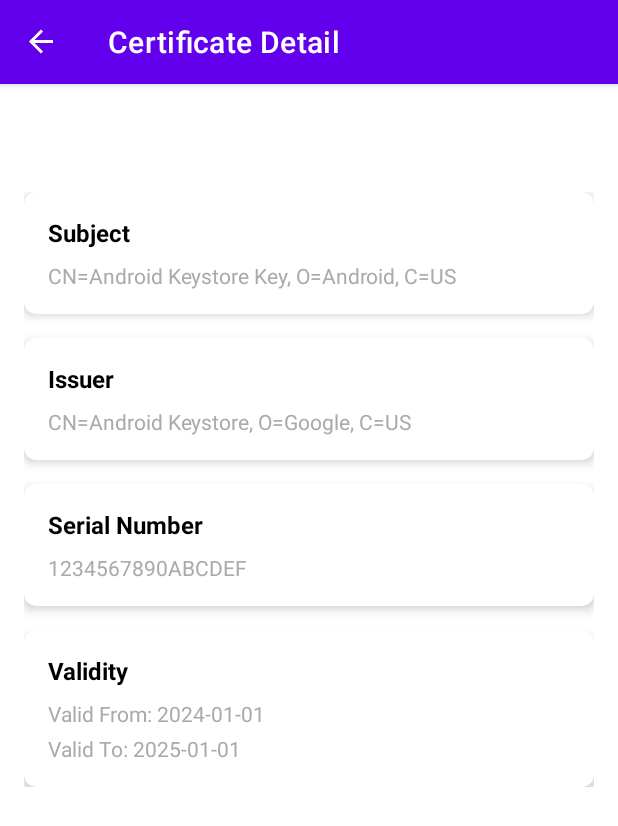
After one commit to yamdan/anastasia, an Android app: the CertificateDetailFragment screen opened through its navigation route, on a phone screen of 412 x 824 dp. The commit adds this screen. Shown: the top 826 px of the screen. Run offline under Robolectric (Android 15) with nearby library versions, the phone set to English and light mode, and no system bars; our stand-ins replace navigation-ui; 3 statements that could not run were skipped.

Commit message:
Added implementation of the screen.

```diff
--- /dev/null
+++ b/android/v2/app/src/main/java/org/ethtokyo/hackathon/anastasia/ui/certificatedetail/CertificateDetailFragment.kt
@@ -0,0 +1,58 @@
+package org.ethtokyo.hackathon.anastasia.ui.certificatedetail
+
+import android.os.Bundle
+import android.view.LayoutInflater
+import android.view.View
+import android.view.ViewGroup
+import androidx.fragment.app.Fragment
+import androidx.navigation.fragment.navArgs
+import org.ethtokyo.hackathon.anastasia.databinding.FragmentCertificateDetailBinding
+import java.security.cert.X509Certificate
+import java.text.SimpleDateFormat
+import java.util.*
+
+class CertificateDetailFragment : Fragment() {
+
+    private var _binding: FragmentCertificateDetailBinding? = null
+    private val binding get() = _binding!!
+
+    // TODO: Add Safe Args for passing certificate data
+    // private val args: CertificateDetailFragmentArgs by navArgs()
+
+    override fun onCreateView(
+        inflater: LayoutInflater,
+        container: ViewGroup?,
+        savedInstanceState: Bundle?
+    ): View {
+        _binding = FragmentCertificateDetailBinding.inflate(inflater, container, false)
+
+        // TODO: Get certificate from arguments and display details
+        displayMockCertificateDetails()
+
+        return binding.root
+    }
+
+    private fun displayMockCertificateDetails() {
+        // For now, display mock data
+        binding.tvSubjectValue.text = "CN=Android Keystore Key, O=Android, C=US"
+        binding.tvIssuerValue.text = "CN=Android Keystore, O=Google, C=US"
+        binding.tvSerialValue.text = "1234567890ABCDEF"
+        binding.tvValidityFrom.text = "Valid From: 2024-01-01"
+        binding.tvValidityTo.text = "Valid To: 2025-01-01"
+    }
+
+    private fun displayCertificateDetails(certificate: X509Certificate) {
+        val dateFormat = SimpleDateFormat("yyyy-MM-dd HH:mm:ss", Locale.getDefault())
+
+        binding.tvSubjectValue.text = certificate.subjectX500Principal.name
+        binding.tvIssuerValue.text = certificate.issuerX500Principal.name
+        binding.tvSerialValue.text = certificate.serialNumber.toString(16).uppercase()
+        binding.tvValidityFrom.text = "Valid From: ${dateFormat.format(certificate.notBefore)}"
+        binding.tvValidityTo.text = "Valid To: ${dateFormat.format(certificate.notAfter)}"
+    }
+
+    override fun onDestroyView() {
+        super.onDestroyView()
+        _binding = null
+    }
+}
--- a/android/v2/app/src/main/java/org/ethtokyo/hackathon/anastasia/ui/keygeneration/KeyGenerationFragment.kt
+++ b/android/v2/app/src/main/java/org/ethtokyo/hackathon/anastasia/ui/keygeneration/KeyGenerationFragment.kt
@@ -36,9 +36,7 @@ class KeyGenerationFragment : Fragment() {
         viewModel.keyGenerationResult.observe(viewLifecycleOwner) { result ->
             if (result.isSuccess) {
                 // Navigate to generated key info screen
-                // TODO: Pass the generated key info to next screen
-                // findNavController().navigate(R.id.action_keyGeneration_to_generatedKeyInfo)
-                Toast.makeText(context, "Key generation completed successfully!", Toast.LENGTH_SHORT).show()
+                findNavController().navigate(R.id.action_key_generation_to_generated_key_info)
             } else {
                 val error = result.exceptionOrNull()?.message ?: "Key generation failed"
                 Toast.makeText(context, error, Toast.LENGTH_LONG).show()
--- /dev/null
+++ b/android/v2/app/src/main/res/layout/fragment_certificate_detail.xml
@@ -0,0 +1,166 @@
+<?xml version="1.0" encoding="utf-8"?>
+<androidx.coordinatorlayout.widget.CoordinatorLayout xmlns:android="http://schemas.android.com/apk/res/android"
+    xmlns:app="http://schemas.android.com/apk/res-auto"
+    xmlns:tools="http://schemas.android.com/tools"
+    android:layout_width="match_parent"
+    android:layout_height="match_parent"
+    tools:context=".ui.certificatedetail.CertificateDetailFragment">
+
+    <ScrollView
+        android:layout_width="match_parent"
+        android:layout_height="match_parent">
+
+        <LinearLayout
+            android:layout_width="match_parent"
+            android:layout_height="wrap_content"
+            android:orientation="vertical"
+            android:padding="16dp">
+
+            <androidx.cardview.widget.CardView
+                android:layout_width="match_parent"
+                android:layout_height="wrap_content"
+                android:layout_marginBottom="16dp"
+                app:cardCornerRadius="8dp"
+                app:cardElevation="4dp">
+
+                <LinearLayout
+                    android:layout_width="match_parent"
+                    android:layout_height="wrap_content"
+                    android:orientation="vertical"
+                    android:padding="16dp">
+
+                    <TextView
+                        android:id="@+id/tv_subject_title"
+                        android:layout_width="match_parent"
+                        android:layout_height="wrap_content"
+                        android:text="Subject"
+                        android:textSize="16sp"
+                        android:textStyle="bold"
+                        android:textColor="@android:color/black"
+                        android:layout_marginBottom="8dp" />
+
+                    <TextView
+                        android:id="@+id/tv_subject_value"
+                        android:layout_width="match_parent"
+                        android:layout_height="wrap_content"
+                        android:textSize="14sp"
+                        android:textColor="@android:color/darker_gray" />
+
+                </LinearLayout>
+
+            </androidx.cardview.widget.CardView>
+
+            <androidx.cardview.widget.CardView
+                android:layout_width="match_parent"
+                android:layout_height="wrap_content"
+                android:layout_marginBottom="16dp"
+                app:cardCornerRadius="8dp"
+                app:cardElevation="4dp">
+
+                <LinearLayout
+                    android:layout_width="match_parent"
+                    android:layout_height="wrap_content"
+                    android:orientation="vertical"
+                    android:padding="16dp">
+
+                    <TextView
+                        android:id="@+id/tv_issuer_title"
+                        android:layout_width="match_parent"
+                        android:layout_height="wrap_content"
+                        android:text="Issuer"
+                        android:textSize="16sp"
+                        android:textStyle="bold"
+                        android:textColor="@android:color/black"
+                        android:layout_marginBottom="8dp" />
+
+                    <TextView
+                        android:id="@+id/tv_issuer_value"
+                        android:layout_width="match_parent"
+                        android:layout_height="wrap_content"
+                        android:textSize="14sp"
+                        android:textColor="@android:color/darker_gray" />
+
+                </LinearLayout>
+
+            </androidx.cardview.widget.CardView>
+
+            <androidx.cardview.widget.CardView
+                android:layout_width="match_parent"
+                android:layout_height="wrap_content"
+                android:layout_marginBottom="16dp"
+                app:cardCornerRadius="8dp"
+                app:cardElevation="4dp">
+
+                <LinearLayout
+                    android:layout_width="match_parent"
+                    android:layout_height="wrap_content"
+                    android:orientation="vertical"
+                    android:padding="16dp">
+
+                    <TextView
+                        android:id="@+id/tv_serial_title"
+                        android:layout_width="match_parent"
+                        android:layout_height="wrap_content"
+                        android:text="Serial Number"
+                        android:textSize="16sp"
+                        android:textStyle="bold"
+                        android:textColor="@android:color/black"
+                        android:layout_marginBottom="8dp" />
+
+                    <TextView
+                        android:id="@+id/tv_serial_value"
+                        android:layout_width="match_parent"
+                        android:layout_height="wrap_content"
+                        android:textSize="14sp"
+                        android:textColor="@android:color/darker_gray" />
+
+                </LinearLayout>
+
+            </androidx.cardview.widget.CardView>
+
+            <androidx.cardview.widget.CardView
+                android:layout_width="match_parent"
+                android:layout_height="wrap_content"
+                app:cardCornerRadius="8dp"
+                app:cardElevation="4dp">
+
+                <LinearLayout
+                    android:layout_width="match_parent"
+                    android:layout_height="wrap_content"
+                    android:orientation="vertical"
+                    android:padding="16dp">
+
+                    <TextView
+                        android:id="@+id/tv_validity_title"
+                        android:layout_width="match_parent"
+                        android:layout_height="wrap_content"
+                        android:text="Validity"
+                        android:textSize="16sp"
+                        android:textStyle="bold"
+                        android:textColor="@android:color/black"
+                        android:layout_marginBottom="8dp" />
+
+                    <TextView
+                        android:id="@+id/tv_validity_from"
+                        android:layout_width="match_parent"
+                        android:layout_height="wrap_content"
+                        android:textSize="14sp"
+                        android:textColor="@android:color/darker_gray"
+                        android:layout_marginBottom="4dp" />
+
+                    <TextView
+                        android:id="@+id/tv_validity_to"
+                        android:layout_width="match_parent"
+                        android:layout_height="wrap_content"
+                        android:textSize="14sp"
+                        android:textColor="@android:color/darker_gray" />
+
+                </LinearLayout>
+
+            </androidx.cardview.widget.CardView>
+
+        </LinearLayout>
+
+    </ScrollView>
+
+</androidx.coordinatorlayout.widget.CoordinatorLayout>
```
Also changed, not shown: android/v2/app/src/main/java/org/ethtokyo/hackathon/anastasia/ui/generatedkeyinfo/CertificateChainAdapter.kt (added, +42 -0 lines), android/v2/app/src/main/java/org/ethtokyo/hackathon/anastasia/ui/generatedkeyinfo/GeneratedKeyInfoFragment.kt (added, +62 -0 lines), android/v2/app/src/main/java/org/ethtokyo/hackathon/anastasia/ui/generatedkeyinfo/GeneratedKeyInfoViewModel.kt (added, +33 -0 lines), android/v2/app/src/main/res/layout/fragment_generated_key_info.xml (added, +33 -0 lines), android/v2/app/src/main/res/layout/item_certificate_info.xml (added, +64 -0 lines).
